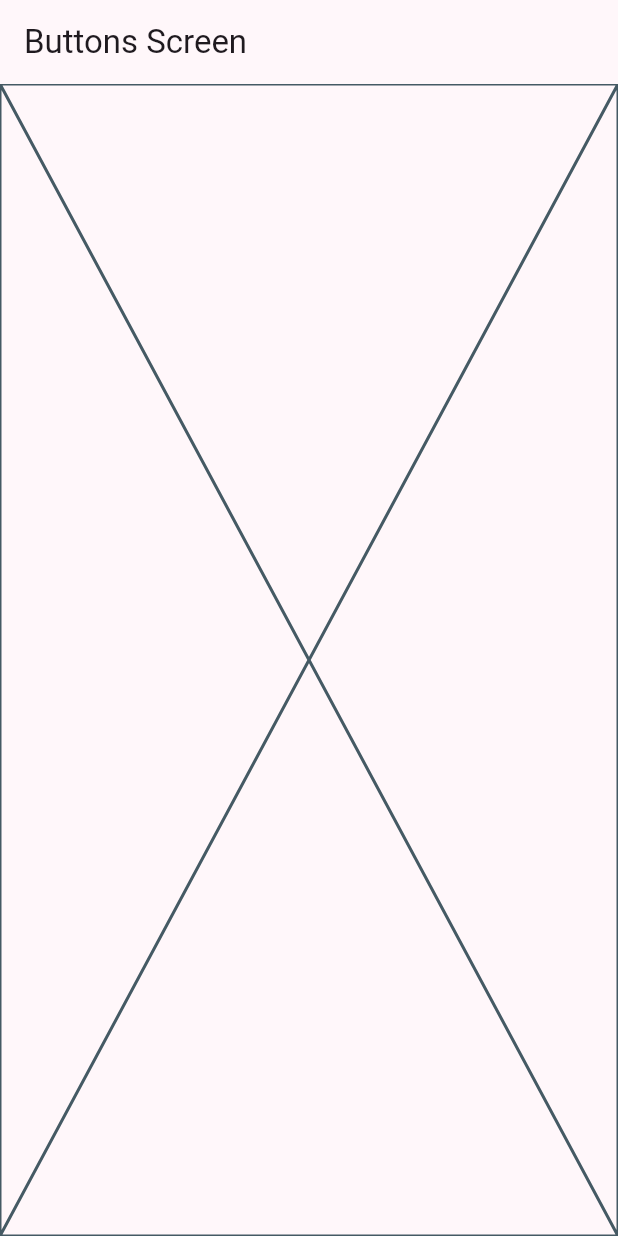
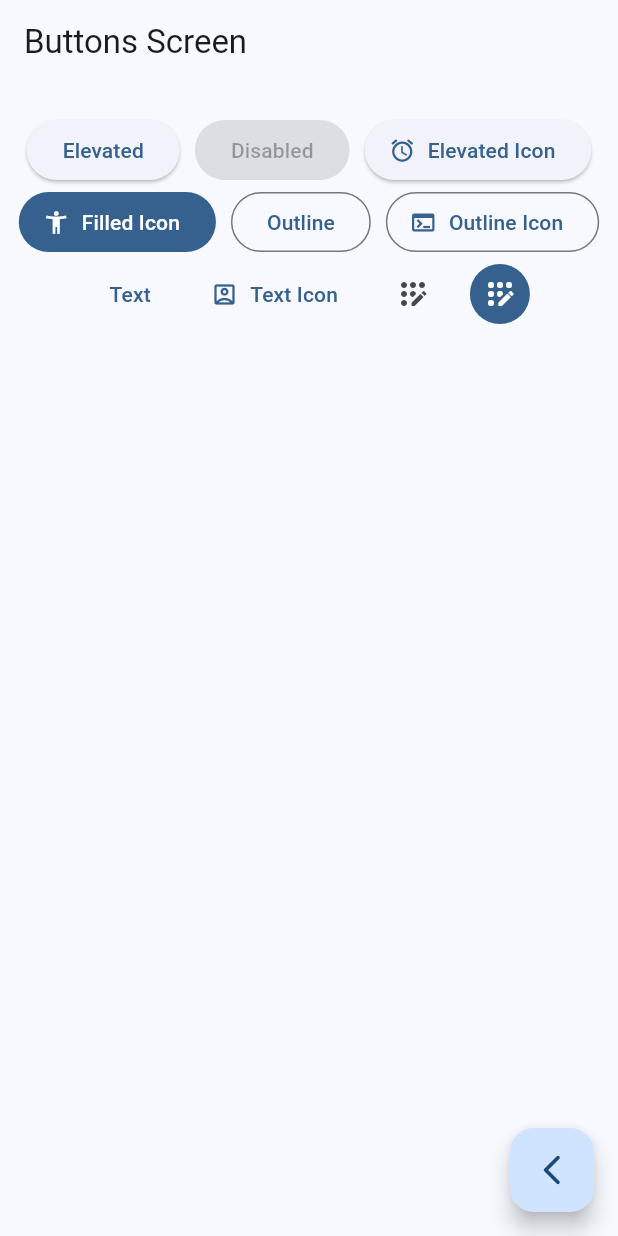
Before and after one commit to AFTR05/widgets_app, a Flutter app: the ButtonsScreen screen opened by its route, on a phone screen of 412 x 824 dp. Run offline on Flutter 3.47's test engine with Material 3 defaults, Android fonts, the phone set to English and light mode, and no system bars; our stand-ins replace go_router.

Commit message:
diferentes botones

```diff
--- a/lib/main.dart
+++ b/lib/main.dart
@@ -14,7 +14,7 @@ class MainApp extends StatelessWidget {
     return MaterialApp.router(
       routerConfig: appRouter,
       debugShowCheckedModeBanner: false ,
-      theme: AppTheme(selectedColor: 4).getTheme()
+      theme: AppTheme(selectedColor: 0).getTheme()
     );
   }
 }
--- a/lib/presentation/screens/buttons/buttons_screen.dart
+++ b/lib/presentation/screens/buttons/buttons_screen.dart
@@ -1,4 +1,5 @@
 import 'package:flutter/material.dart';
+import 'package:go_router/go_router.dart';
 
 class ButtonsScreen extends StatelessWidget {
   static const String name='buttons_screen';
@@ -10,9 +11,73 @@ class ButtonsScreen extends StatelessWidget {
       appBar: AppBar(
         title: const Text('Buttons Screen'),
       ),
-      body: const Placeholder(
-
-      )
+      body: const _ButtonsView(),
+      floatingActionButton: FloatingActionButton(
+        child: const Icon(Icons.arrow_back_ios_new_rounded),
+        onPressed: (){
+          context.pop();
+        }
+      ),
     );
   }
 }
+
+class _ButtonsView extends StatelessWidget {
+  const _ButtonsView();
+
+  @override
+  Widget build(BuildContext context) {
+    final colors = Theme.of(context).colorScheme;
+
+    return SizedBox(
+      width: double.infinity,
+      child: Padding(
+        padding: const EdgeInsets.symmetric(horizontal: 10, vertical: 20),
+        child: Wrap(
+          spacing: 10,
+          alignment: WrapAlignment.center,
+          children: [
+            ElevatedButton(onPressed: (){},child: const Text('Elevated')),
+            const ElevatedButton(onPressed: null,child: Text('Disabled')),
+            ElevatedButton.icon(
+              onPressed: (){},
+              icon: const Icon(Icons.access_alarm_rounded),
+              label: const Text('Elevated Icon'),
+            ),
+            FilledButton.icon(
+              onPressed: (){},
+              icon: const Icon(Icons.accessibility_new),
+              label: const Text('Filled Icon')
+            ),
+            OutlinedButton(onPressed: (){}, child: const Text('Outline')),
+            OutlinedButton.icon(
+              onPressed: (){},
+              icon: const Icon(Icons.terminal),
+              label: const Text('Outline Icon')
+            ),
+            TextButton(onPressed: (){}, child: const Text('Text')),
+            TextButton.icon(
+              onPressed: (){},
+              icon: const Icon(Icons.account_box_outlined),
+              label: const Text('Text Icon')
+            ),
+
+            //TODO: custom button
+
+            IconButton(onPressed: (){}, icon: const Icon(Icons.app_registration_rounded)),
+            IconButton(
+              onPressed: (){},
+              icon: const Icon(Icons.app_registration_rounded),
+              style: ButtonStyle(
+                backgroundColor: WidgetStatePropertyAll(colors.primary),
+                iconColor: const WidgetStatePropertyAll(Colors.white),
+              ),
+            )
+
+
+          ],
+        ),
+      ),
+    );
+  }
+}
```
